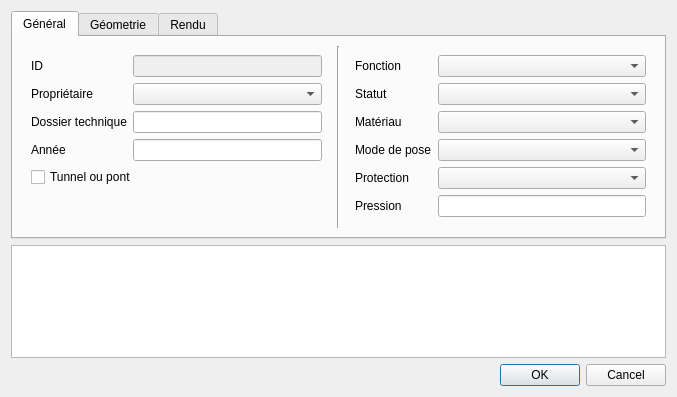
Before: the Qt Designer form qgis-project/ui_forms/pipe.ui in qwat/QWAT, drawn with Qt 5.
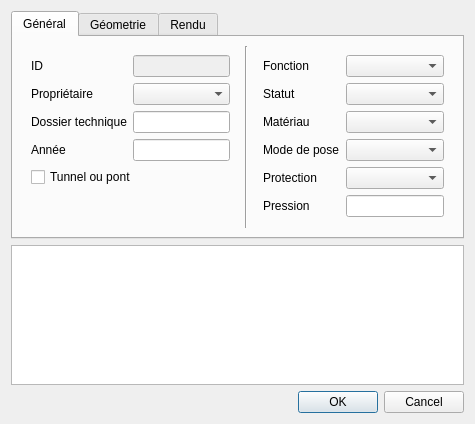
After: the same form once the commit is applied.

The edit to the form file:
```diff
--- a/qgis-project/ui_forms/pipe.ui
+++ b/qgis-project/ui_forms/pipe.ui
@@ -6,8 +6,8 @@
    <rect>
     <x>0</x>
     <y>0</y>
-    <width>677</width>
-    <height>397</height>
+    <width>475</width>
+    <height>424</height>
    </rect>
   </property>
   <property name="windowTitle">
```
Left out of the diff: 6 changed lines with no effect on the pictures.
